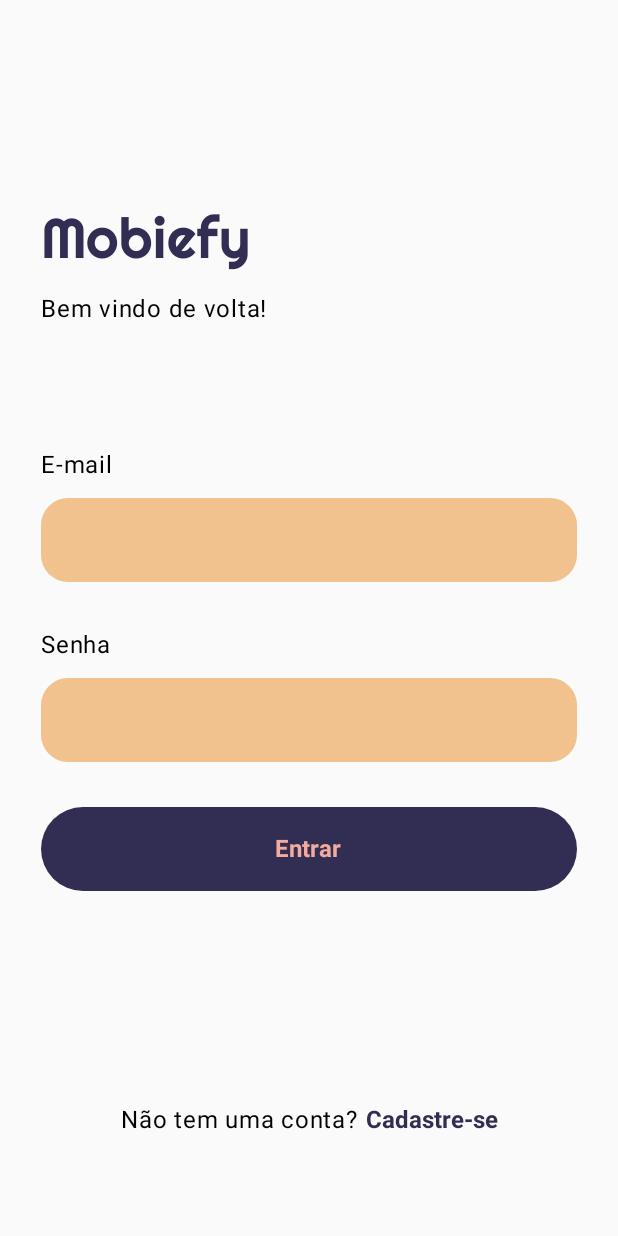
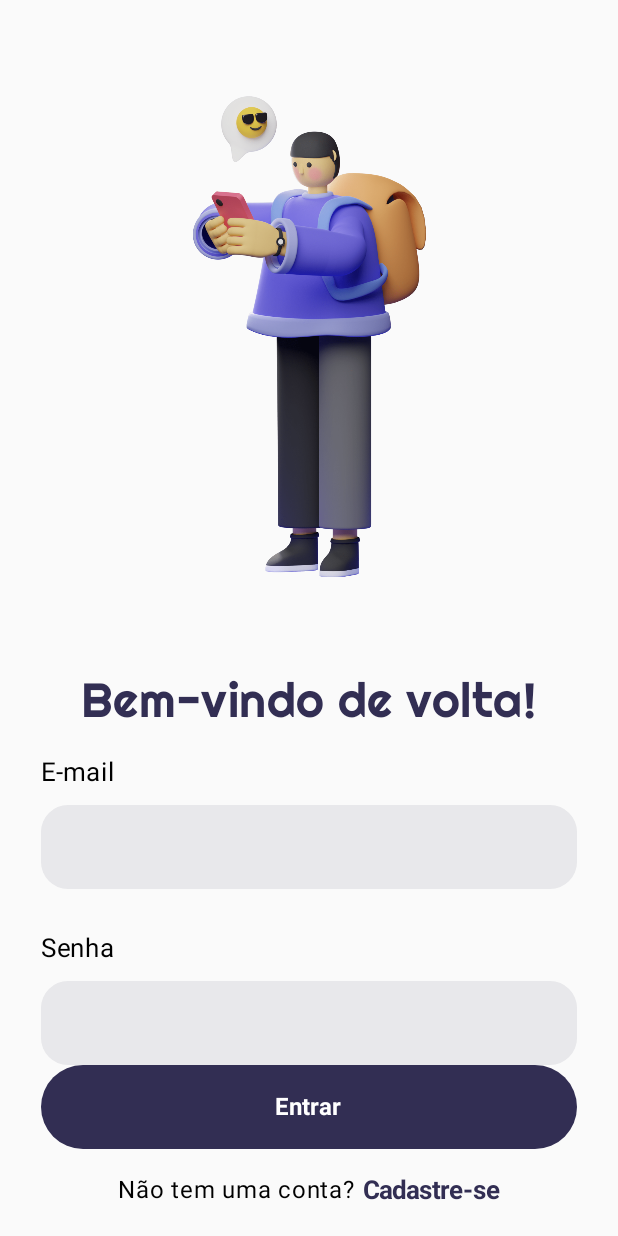
Before and after one commit to beatriznonato/Mobiefy, an Android app built with Jetpack Compose: the LoginScreen screen opened through its navigation route, on a phone screen of 412 x 824 dp. Run offline under Robolectric (Android 15) with nearby library versions, the phone set to English and light mode, and no system bars; our stand-ins replace Firebase (no records; nobody signed in at launch, a user with empty details on screens opened directly).

Commit message:
style: integrate new ui to the login screen

```diff
--- a/app/src/main/java/app/mobiefy/ui/screens/loginscreen/LoginScreen.kt
+++ b/app/src/main/java/app/mobiefy/ui/screens/loginscreen/LoginScreen.kt
@@ -1,15 +1,18 @@
 package app.mobiefy.ui.screens.loginscreen
 
 import androidx.compose.animation.AnimatedVisibility
+import androidx.compose.foundation.Image
 import androidx.compose.foundation.layout.Arrangement
 import androidx.compose.foundation.layout.Column
 import androidx.compose.foundation.layout.Row
 import androidx.compose.foundation.layout.Spacer
+import androidx.compose.foundation.layout.fillMaxHeight
 import androidx.compose.foundation.layout.fillMaxWidth
 import androidx.compose.foundation.layout.height
 import androidx.compose.foundation.layout.padding
 import androidx.compose.foundation.layout.size
 import androidx.compose.foundation.layout.width
+import androidx.compose.foundation.layout.widthIn
 import androidx.compose.foundation.shape.RoundedCornerShape
 import androidx.compose.foundation.text.ClickableText
 import androidx.compose.foundation.text.KeyboardOptions
@@ -22,6 +25,7 @@
 import androidx.compose.ui.Modifier
 import androidx.compose.ui.draw.clip
 import androidx.compose.ui.graphics.Color
+import androidx.compose.ui.res.painterResource
 import androidx.compose.ui.text.AnnotatedString
 import androidx.compose.ui.text.TextStyle
 import androidx.compose.ui.text.font.Font
@@ -36,8 +40,7 @@
 import app.mobiefy.navigation.Routes
 import app.mobiefy.ui.composables.ButtonDefault
 import app.mobiefy.ui.theme.primary
-import app.mobiefy.ui.theme.secondary
-import app.mobiefy.ui.theme.tertiary
+import app.mobiefy.ui.theme.white
 
 @Composable
 fun LoginScreen(
@@ -45,20 +48,28 @@
     navController: NavController,
     onLoginClick: () -> Unit,
 ) {
-    Column(modifier = Modifier.padding(horizontal = 27.dp)) {
-        Spacer(modifier = Modifier.height(135.dp))
+    Column(modifier = Modifier.padding(horizontal = 27.dp), horizontalAlignment = Alignment.CenterHorizontally) {
+        Spacer(modifier = Modifier.fillMaxHeight(0.075f),)
+        Image(
+            painter = painterResource(id = R.drawable.login),
+            contentDescription = "Welcome background screen",
+
+            modifier = Modifier
+                .widthIn(max = 155.dp)
+        )
+        Spacer(modifier = Modifier.height(60.dp))
         Text(
-            text = "Mobiefy",
-            fontSize = 37.sp,
+            text = "Bem-vindo de volta!",
+            fontSize = 32.sp,
             fontFamily = FontFamily(Font(R.font.righteous)),
+            lineHeight = 41.sp,
+            letterSpacing = 0.29.sp,
             color = primary
         )
-        Spacer(modifier = Modifier.height(12.dp))
-        Text(text = "Bem vindo de volta!", fontSize = 16.sp)
-        Spacer(modifier = Modifier.height(80.dp))
+        Spacer(modifier = Modifier.height(15.dp))
         Column {
             Column {
-                Text(text = "E-mail", fontSize = 16.sp)
+                Text(text = "E-mail", fontSize = 17.sp)
                 Spacer(modifier = Modifier.height(10.dp))
                 TextField(
                     value = uiState.email,
@@ -68,16 +79,16 @@
                         .fillMaxWidth()
                         .clip(RoundedCornerShape(18.dp)),
                     colors = TextFieldDefaults.colors(
-                        focusedContainerColor = tertiary,
-                        unfocusedContainerColor = tertiary,
+                        focusedContainerColor = Color(0x17322E53),
+                        unfocusedContainerColor = Color(0x17322E53),
                         focusedIndicatorColor = Color.Transparent,
                         unfocusedIndicatorColor = Color.Transparent
                     ),
                 )
             }
-            Spacer(modifier = Modifier.height(30.dp))
+            Spacer(modifier = Modifier.height(27.dp))
             Column {
-                Text(text = "Senha", fontSize = 16.sp)
+                Text(text = "Senha", fontSize = 17.sp)
                 Spacer(modifier = Modifier.height(10.dp))
                 TextField(
                     value = uiState.password,
@@ -88,8 +99,8 @@
                         .fillMaxWidth()
                         .clip(RoundedCornerShape(18.dp)),
                     colors = TextFieldDefaults.colors(
-                        focusedContainerColor = tertiary,
-                        unfocusedContainerColor = tertiary,
+                        focusedContainerColor = Color(0x17322E53),
+                        unfocusedContainerColor = Color(0x17322E53),
                         focusedIndicatorColor = Color.Transparent,
                         unfocusedIndicatorColor = Color.Transparent
                     ),
@@ -105,7 +116,7 @@
                     )
                 }
             }
-            Spacer(modifier = Modifier.height(30.dp))
+            Spacer(modifier = Modifier.weight(1f))
             Column(
                 modifier = Modifier
                     .fillMaxWidth()
@@ -122,7 +133,7 @@
                     ButtonDefault(
                         text = "Entrar",
                         btnColor = primary,
-                        textColor = secondary,
+                        textColor = white,
                         modifier = Modifier.fillMaxWidth(),
                         onClick = onLoginClick
                     )
@@ -131,7 +142,7 @@
                     navController.navigate(Routes.Home.route)
                 }
             }
-            Spacer(modifier = Modifier.weight(1f))
+            Spacer(modifier = Modifier.height(15.dp))
             Row(
                 modifier = Modifier.fillMaxWidth(),
                 verticalAlignment = Alignment.CenterVertically,
@@ -144,7 +155,7 @@
                         navController.navigate(Routes.SignUp.route)
                     },
                     style = TextStyle(
-                        fontSize = 16.sp,
+                        fontSize = 17.sp,
                         color = primary,
                         fontWeight = FontWeight(700)
                     )
```
Also changed, not shown: app/src/main/res/drawable/create_account.png, app/src/main/res/drawable/login.png.
